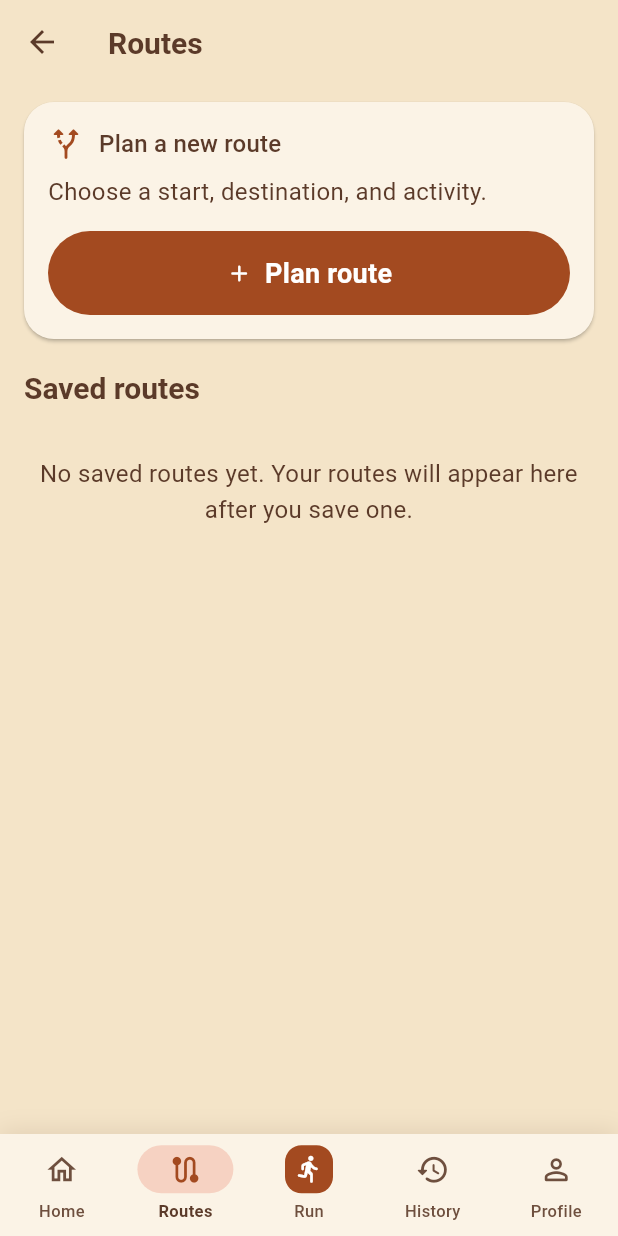
After one commit to CharithFonseka/Road-Runner, a Flutter app: the screen it shows after launch, item 2 of the bottom bar chosen, on a phone screen of 412 x 824 dp. The commit adds this screen. Run offline on Flutter 3.47's test engine with Material 3 defaults, Android fonts, the phone set to English and light mode, and no system bars; our stand-ins replace cloud_firestore, firebase_auth, firebase_core, flutter_map, google_sign_in, latlong2 and 2 more; missing offline and left inert: flutter_map_vector_tiles; accounts and stored records are empty.

Commit message:
Surface saved routes and add run naming flow

```diff
--- a/lib/data/run_enrichment_service.dart
+++ b/lib/data/run_enrichment_service.dart
@@ -52,8 +52,13 @@ class RunEnrichmentService {
         isUtc: true,
       ).toLocal();
       final fallbackDay = run.localStartDay ?? localDay(localStart);
-      final fallbackName =
-          run.runName ?? makeRunName(localStart, run.placeName);
+      final automaticName = makeRunName(localStart, run.placeName);
+      final genericName = makeRunName(localStart, null);
+      final hasCustomName =
+          run.runName != null &&
+          run.runName != automaticName &&
+          run.runName != genericName;
+      final fallbackName = run.runName ?? automaticName;
 
       // 1. Ensure fallback name and calendar day are saved
       if (run.runName == null || run.localStartDay == null) {
@@ -84,7 +89,9 @@ class RunEnrichmentService {
       final place = await placeFuture;
 
       final resolvedPlace = place ?? run.placeName;
-      final resolvedName = makeRunName(localStart, resolvedPlace);
+      final resolvedName = hasCustomName
+          ? run.runName!
+          : makeRunName(localStart, resolvedPlace);
 
       // 4. Update details in SQLite
       await repository.updateDetails(
--- a/lib/features/home/home_screen.dart
+++ b/lib/features/home/home_screen.dart
@@ -49,6 +49,7 @@ class HomeScreen extends StatelessWidget {
     this.onRunSelected,
     this.onOpenSettings,
     this.onPlanRoute,
+    this.onOpenRoutes,
     this.onOpenGoals,
     this.onOpenProfile,
     this.onOpenRun,
@@ -105,6 +106,7 @@ class HomeScreen extends StatelessWidget {
 
   /// Opens the walking route planner when available.
   final VoidCallback? onPlanRoute;
+  final VoidCallback? onOpenRoutes;
   final VoidCallback? onOpenGoals;
   final VoidCallback? onOpenProfile;
   final VoidCallback? onOpenRun;
@@ -240,7 +242,7 @@ class HomeScreen extends StatelessWidget {
           ? AppBottomNavigation(
               selected: MainDestination.home,
               onHome: () {},
-              onRoutes: onPlanRoute!,
+              onRoutes: onOpenRoutes ?? onPlanRoute!,
               onRun: onOpenRun ?? onStartRun,
               onHistory: onOpenHistory,
               onProfile: onOpenProfile!,
--- a/lib/features/route_planning/route_planning_screen.dart
+++ b/lib/features/route_planning/route_planning_screen.dart
@@ -14,6 +14,7 @@ import '../../data/run_weather_client.dart';
 import 'ors_directions_client.dart';
 import 'place_search_client.dart';
 import 'route_point_picker_sheet.dart';
+import 'saved_routes_screen.dart';
 
 /// Pick two map points or search a destination, preview the walking route,
 /// then save or start a run.
@@ -29,6 +30,7 @@ class RoutePlanningScreen extends StatefulWidget {
     this.onStartRun,
     this.weatherFetcher,
     this.onCurrentLocation,
+    this.initialRoute,
   });
 
   final PlannedRouteRepository repository;
@@ -40,6 +42,7 @@ class RoutePlanningScreen extends StatefulWidget {
   final ValueChanged<PlannedRoute?>? onStartRun;
   final Future<RunWeather?> Function(LatLng)? weatherFetcher;
   final Future<LatLng?> Function()? onCurrentLocation;
+  final PlannedRoute? initialRoute;
 
   static const Key mapKey = Key('routePlanning.map');
   static const Key searchFieldKey = RoutePointPickerSheet.searchFieldKey;
@@ -53,6 +56,7 @@ class RoutePlanningScreen extends StatefulWidget {
       RoutePointPickerSheet.currentLocationKey;
   static const Key activitySelectorKey = Key('routePlanning.activity');
   static const Key inputPanelKey = Key('routePlanning.inputPanel');
+  static const Key savedRoutesKey = Key('routePlanning.savedRoutes');
 
   @override
   State<RoutePlanningScreen> createState() => _RoutePlanningScreenState();
@@ -83,10 +87,25 @@ class _RoutePlanningScreenState extends State<RoutePlanningScreen> {
   RunWeather? _weather;
   String? _weatherArea;
   int _weatherRequest = 0;
+  PlannedRoute? _loadedRoute;
 
   @override
   void initState() {
     super.initState();
+    final route = widget.initialRoute;
+    if (route != null) {
+      _loadedRoute = route;
+      _activity = route.activity;
+      _start = LatLng(route.points.first.lat, route.points.first.lon);
+      _finish = LatLng(route.points.last.lat, route.points.last.lon);
+      _startLabel = 'Saved start';
+      _finishLabel = 'Saved destination';
+      _choosingStart = false;
+      _preview = route.points;
+      _name.text = route.name;
+      _loadWeather(_start!, 'Saved start');
+      return;
+    }
     if (widget.initialCenter.latitude != 0 ||
         widget.initialCenter.longitude != 0) {
       _loadWeather(widget.initialCenter, 'Map area');
@@ -188,6 +207,40 @@ class _RoutePlanningScreenState extends State<RoutePlanningScreen> {
     }
   }
 
+  Future<void> _openSavedRoutes() async {
+    final route = await Navigator.of(context).push<PlannedRoute>(
+      MaterialPageRoute(
+        builder: (_) => SavedRoutesScreen(repository: widget.repository),
+      ),
+    );
+    if (!mounted || route == null) return;
+    setState(() {
+      _routeGeneration++;
+      _loadedRoute = route;
+      _activity = route.activity;
+      _start = LatLng(route.points.first.lat, route.points.first.lon);
+      _finish = LatLng(route.points.last.lat, route.points.last.lon);
+      _startLabel = 'Saved start';
+      _finishLabel = 'Saved destination';
+      _choosingStart = false;
+      _preview = route.points;
+      _name.text = route.name;
+    });
+    _fitRoute(route.points);
+    unawaited(_loadWeather(_start!, 'Saved start'));
+  }
+
+  void _fitRoute(List<PlannedRoutePoint> points) {
+    if (!mounted || !_mapReady) return;
+    _controller.fitCamera(
+      CameraFit.coordinates(
+        coordinates: [for (final p in points) LatLng(p.lat, p.lon)],
+        padding: const EdgeInsets.all(28),
+        maxZoom: 17,
+      ),
+    );
+  }
+
   Future<void> _findRoute() async {
     if (_start == null || _finish == null || _busy) return;
     final generation = _routeGeneration;
@@ -234,9 +287,10 @@ class _RoutePlanningScreenState extends State<RoutePlanningScreen> {
     try {
       final now = DateTime.now().toUtc();
       final route = PlannedRoute(
-        id: 'planned-${now.microsecondsSinceEpoch}',
+        id: _loadedRoute?.id ?? 'planned-${now.microsecondsSinceEpoch}',
         name: _name.text,
-        createdAtUtcMs: now.millisecondsSinceEpoch,
+        createdAtUtcMs:
+            _loadedRoute?.createdAtUtcMs ?? now.millisecondsSinceEpoch,
         points: points,
         activity: _activity,
       );
@@ -297,7 +351,17 @@ class _RoutePlanningScreenState extends State<RoutePlanningScreen> {
         : 'Route © Project OSRM';
     final palette = AppPalette.of(context);
     return Scaffold(
-      appBar: AppBar(title: const Text('Plan a route')),
+      appBar: AppBar(
+        title: const Text('Plan a route'),
+        actions: [
+          TextButton.icon(
+            key: RoutePlanningScreen.savedRoutesKey,
+            onPressed: _openSavedRoutes,
+            icon: const Icon(Icons.bookmark_outline_rounded),
+            label: const Text('Saved'),
+          ),
+        ],
+      ),
       body: Column(
         children: [
           Expanded(
@@ -313,7 +377,15 @@ class _RoutePlanningScreenState extends State<RoutePlanningScreen> {
                       initialZoom: widget.initialZoom,
                       maxZoom: 20,
                       backgroundColor: palette.mapBackground,
-                      onMapReady: () => _mapReady = true,
+                      onMapReady: () {
+                        _mapReady = true;
+                        final points = _preview;
+                        if (points != null) {
+                          WidgetsBinding.instance.addPostFrameCallback(
+                            (_) => _fitRoute(points),
+                          );
+                        }
+                      },
                       onTap: (_, point) => _selectPoint(point),
                     ),
                     children: [
@@ -577,6 +649,7 @@ class _RoutePlanningScreenState extends State<RoutePlanningScreen> {
                                   _finishLabel = 'Choose end';
                                   _choosingStart = true;
                                   _preview = null;
+                                  _loadedRoute = null;
                                 });
                               },
                         child: const Text('Clear'),
@@ -597,7 +670,11 @@ class _RoutePlanningScreenState extends State<RoutePlanningScreen> {
                             : OutlinedButton(
                                 key: RoutePlanningScreen.saveKey,
                                 onPressed: _busy ? null : _save,
-                                child: const Text('Save route'),
+                                child: Text(
+                                  _loadedRoute == null
+                                      ? 'Save route'
+                                      : 'Update route',
+                                ),
                               ),
                       ),
                     ],
--- /dev/null
+++ b/lib/features/route_planning/saved_routes_screen.dart
@@ -0,0 +1,261 @@
+import 'package:flutter/material.dart';
+import 'package:latlong2/latlong.dart';
+
+import '../../core/theme/app_palette.dart';
+import '../../data/planned_route.dart';
+import '../../data/planned_route_repository.dart';
+import '../shared/app_bottom_navigation.dart';
+
+/// A library of routes saved on this device. Selecting one returns it to the
+/// planner, where it can be reviewed, edited, or used for a run.
+class SavedRoutesScreen extends StatefulWidget {
+  const SavedRoutesScreen({
+    super.key,
+    required this.repository,
+    this.onPlanRoute,
+    this.onRouteSelected,
+    this.onHome,
+    this.onRun,
+    this.onHistory,
+    this.onProfile,
+  });
+
+  final PlannedRouteRepository repository;
+  final Future<void> Function()? onPlanRoute;
+  final Future<void> Function(PlannedRoute)? onRouteSelected;
+  final VoidCallback? onHome;
+  final VoidCallback? onRun;
+  final VoidCallback? onHistory;
+  final VoidCallback? onProfile;
+
+  static const Key emptyPlanKey = Key('savedRoutes.plan');
+  static const Key planKey = Key('savedRoutes.planNew');
+
+  @override
+  State<SavedRoutesScreen> createState() => _SavedRoutesScreenState();
+}
+
+class _SavedRoutesScreenState extends State<SavedRoutesScreen> {
+  late Future<List<PlannedRoute>> _routes = widget.repository.list();
+
+  void _retry() => setState(() {
+    _routes = widget.repository.list();
+  });
+
+  Future<void> _plan() async {
+    final open = widget.onPlanRoute;
+    if (open == null) {
+      Navigator.of(context).pop();
+      return;
+    }
+    await open();
+    if (mounted) _retry();
+  }
+
+  Future<void> _select(PlannedRoute route) async {
+    final open = widget.onRouteSelected;
+    if (open == null) {
+      Navigator.of(context).pop(route);
+      return;
+    }
+    await open(route);
+    if (mounted) _retry();
+  }
+
+  static double _distanceKm(PlannedRoute route) {
+    const distance = Distance();
+    var meters = 0.0;
+    for (var i = 1; i < route.points.length; i++) {
+      meters += distance.as(
+        LengthUnit.Meter,
+        LatLng(route.points[i - 1].lat, route.points[i - 1].lon),
+        LatLng(route.points[i].lat, route.points[i].lon),
+      );
+    }
+    return meters / 1000;
+  }
+
+  IconData _icon(RouteActivity activity) => switch (activity) {
+    RouteActivity.walk => Icons.directions_walk_rounded,
+    RouteActivity.run => Icons.directions_run_rounded,
+    RouteActivity.cycle => Icons.directions_bike_rounded,
+  };
+
+  @override
+  Widget build(BuildContext context) {
+    final palette = context.palette;
+    return Scaffold(
+      appBar: AppBar(
+        title: Text(widget.onPlanRoute == null ? 'Saved routes' : 'Routes'),
+      ),
+      bottomNavigationBar:
+          widget.onHome != null &&
+              widget.onRun != null &&
+              widget.onHistory != null &&
+              widget.onProfile != null
+          ? AppBottomNavigation(
+              selected: MainDestination.routes,
+              onHome: widget.onHome!,
+              onRoutes: () {},
+              onRun: widget.onRun!,
+              onHistory: widget.onHistory!,
+              onProfile: widget.onProfile!,
+            )
+          : null,
+      body: FutureBuilder<List<PlannedRoute>>(
+        future: _routes,
+        builder: (context, snapshot) {
+          if (snapshot.connectionState != ConnectionState.done) {
+            return const Center(child: CircularProgressIndicator());
+          }
+          if (snapshot.hasError) {
+            return Center(
+              child: Column(
+                mainAxisSize: MainAxisSize.min,
+                children: [
+                  const Text('Could not load saved routes.'),
+                  const SizedBox(height: 12),
+                  OutlinedButton(
+                    onPressed: _retry,
+                    child: const Text('Try again'),
+                  ),
+                ],
+              ),
+            );
+          }
+          final routes = snapshot.data ?? const <PlannedRoute>[];
+          if (routes.isEmpty && widget.onPlanRoute == null) {
+            return Center(
+              child: Padding(
+                padding: const EdgeInsets.all(24),
+                child: Column(
+                  mainAxisSize: MainAxisSize.min,
+                  children: [
+                    Icon(
+                      Icons.bookmark_border_rounded,
+                      size: 48,
+                      color: palette.accent,
+                    ),
+                    const SizedBox(height: 12),
+                    Text(
+                      'No saved routes yet',
+                      style: Theme.of(context).textTheme.titleLarge,
+                    ),
+                    const SizedBox(height: 8),
+                    const Text(
+                      'Plan a route and tap Save route to keep it here.',
+                      textAlign: TextAlign.center,
+                    ),
+                    const SizedBox(height: 20),
+                    FilledButton.icon(
+                      key: SavedRoutesScreen.emptyPlanKey,
+                      onPressed: _plan,
+                      icon: const Icon(Icons.add_rounded),
+                      label: const Text('Plan a route'),
+                    ),
+                  ],
+                ),
+              ),
+            );
+          }
+          return ListView(
+            padding: const EdgeInsets.fromLTRB(16, 12, 16, 24),
+            children: [
+              if (widget.onPlanRoute != null) ...[
+                Card(
+                  child: Padding(
+                    padding: const EdgeInsets.all(16),
+                    child: Column(
+                      crossAxisAlignment: CrossAxisAlignment.stretch,
+                      children: [
+                        Row(
+                          children: [
+                            Icon(
+                              Icons.alt_route_rounded,
+                              color: palette.accent,
+                            ),
+                            const SizedBox(width: 10),
+                            Text(
+                              'Plan a new route',
+                              style: Theme.of(context).textTheme.titleMedium,
+                            ),
+                          ],
+                        ),
+                        const SizedBox(height: 8),
+                        const Text(
+                          'Choose a start, destination, and activity.',
+                        ),
+                        const SizedBox(height: 14),
+                        FilledButton.icon(
+                          key: SavedRoutesScreen.planKey,
+                          onPressed: _plan,
+                          icon: const Icon(Icons.add_rounded),
+                          label: const Text('Plan route'),
+                        ),
+                      ],
+                    ),
+                  ),
+                ),
+                const SizedBox(height: 20),
+                Text(
+                  'Saved routes',
+                  style: Theme.of(context).textTheme.titleLarge,
+                ),
+                const SizedBox(height: 8),
+              ],
+              if (routes.isEmpty)
+                const Padding(
+                  padding: EdgeInsets.symmetric(vertical: 24),
+                  child: Text(
+                    'No saved routes yet. Your routes will appear here after you save one.',
+                    textAlign: TextAlign.center,
+                  ),
+                ),
+              if (routes.isNotEmpty) ...[
+                Padding(
+                  padding: const EdgeInsets.only(bottom: 12),
+                  child: Text(
+                    '${routes.length} ${routes.length == 1 ? 'route' : 'routes'} saved on this device',
+                    style: Theme.of(context).textTheme.bodySmall,
+                  ),
+                ),
+                for (final route in routes)
+                  Padding(
+                    padding: const EdgeInsets.only(bottom: 12),
+                    child: Card(
+                      child: ListTile(
+                        key: Key('savedRoutes.${route.id}'),
+                        contentPadding: const EdgeInsets.symmetric(
+                          horizontal: 16,
+                          vertical: 8,
+                        ),
+                        leading: CircleAvatar(
+                          backgroundColor: palette.iconTile,
+                          child: Icon(
+                            _icon(route.activity),
+                            color: palette.accent,
+                          ),
+                        ),
+                        title: Text(
+                          route.name,
+                          maxLines: 1,
+                          overflow: TextOverflow.ellipsis,
+                        ),
+                        subtitle: Text(
+                          '${route.activity.label} · ${_distanceKm(route).toStringAsFixed(2)} km\n'
+                          '${MaterialLocalizations.of(context).formatMediumDate(DateTime.fromMillisecondsSinceEpoch(route.createdAtUtcMs))}',
+                        ),
+                        isThreeLine: true,
+                        trailing: const Icon(Icons.chevron_right_rounded),
+                        onTap: () => _select(route),
+                      ),
+                    ),
+                  ),
+              ],
+            ],
+          );
+        },
+      ),
+    );
+  }
+}
```
Also changed, not shown: lib/features/run/active_run_screen.dart (+7 -4 lines), lib/features/run/run_start_sheet.dart (added, +89 -0 lines), lib/main.dart (+90 -46 lines), tool/ui_review_preview_test.dart (+79 -0 lines), 6 other files.
